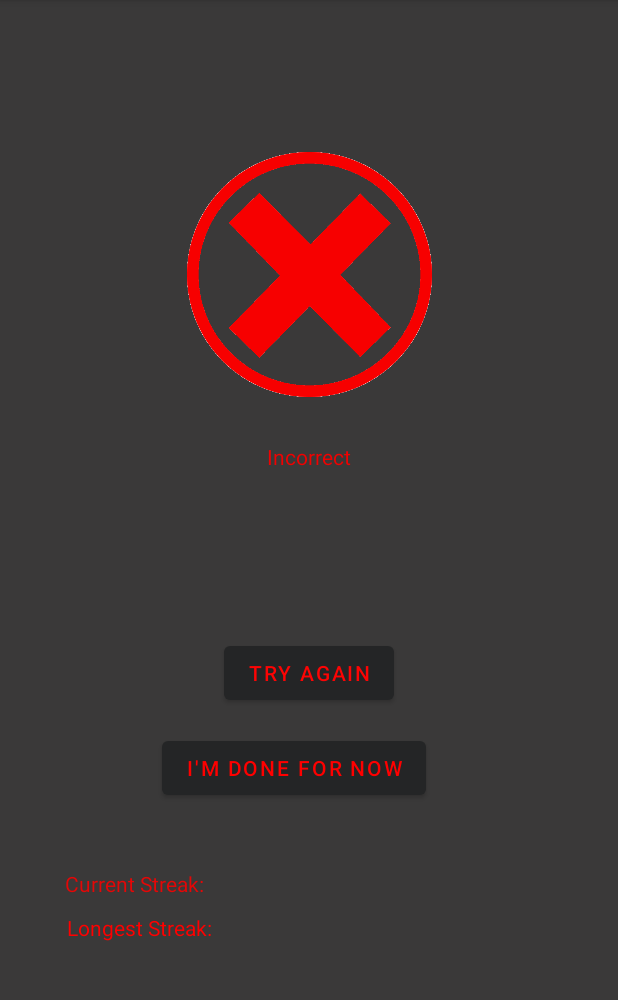
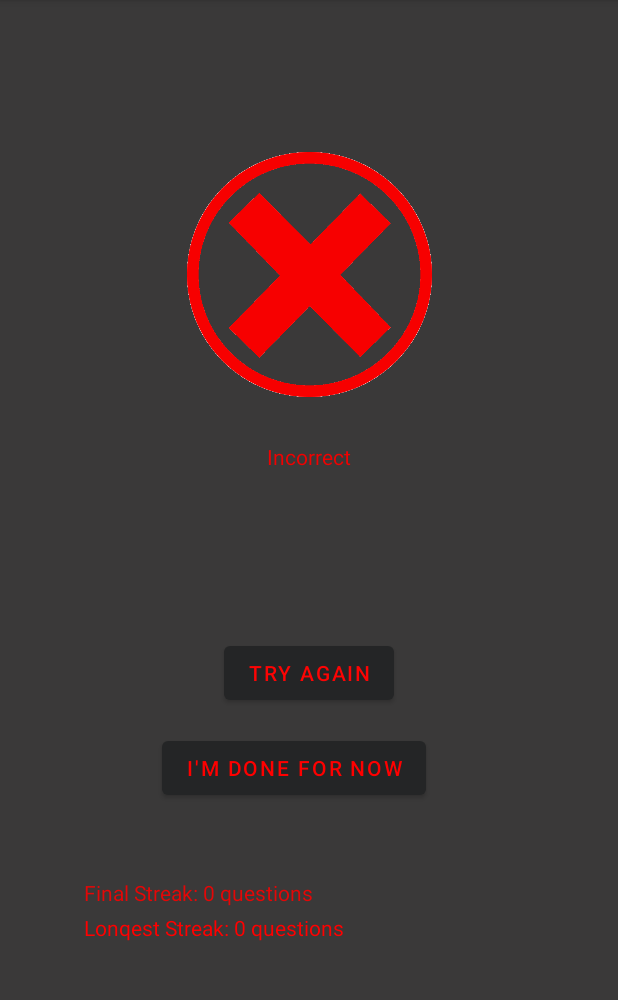
Before and after one commit to alliefitz22/357Project, an Android app: the WrongAnswerActivity screen opened directly, with no data from a screen before it, on a phone screen of 412 x 824 dp, the part 84-1084 px from its top. Run offline under Robolectric (Android 15) with nearby library versions, the phone set to English and light mode, and no system bars.

Commit message:
Set up streaks using shared preferences. They should work and be updated for all screens. Highest streak persists even when app closes.

```diff
--- a/app/src/main/java/com/example/a357project/WrongAnswerActivity.kt
+++ b/app/src/main/java/com/example/a357project/WrongAnswerActivity.kt
@@ -1,6 +1,7 @@
 package com.example.a357project
 
 import android.content.Intent
+import android.content.SharedPreferences
 import androidx.appcompat.app.AppCompatActivity
 import android.os.Bundle
 import android.widget.Button
@@ -10,19 +11,30 @@ class WrongAnswerActivity : AppCompatActivity() {
     override fun onCreate(savedInstanceState: Bundle?) {
         super.onCreate(savedInstanceState)
         setContentView(R.layout.activity_wrong_answer)
+        val sPref = applicationContext.getSharedPreferences("MyPref", 0)
+        val editor: SharedPreferences.Editor = sPref.edit()
         val tryAgainButton = findViewById<Button>(R.id.tryAgainButton)
         val stopButton = findViewById<Button>(R.id.wHome)
-        val currentStreak = findViewById<TextView>(R.id.wcurrentStreak)
+        val finalStreak = findViewById<TextView>(R.id.wcurrentStreak)
         val longestStreak = findViewById<TextView>(R.id.wLongestStreak)
+
+        var finalStreakSaved = sPref.getInt("currentStreak", 0)
+        var longestStreakSaved = sPref.getInt("maxStreak", 0)
+        finalStreak.text = "Final Streak: $finalStreakSaved questions"
+        longestStreak.text = "Lonqest Streak: $longestStreakSaved questions"
 
         tryAgainButton.setOnClickListener {
             finish()
+            editor.putInt("currentStreak", 0)
+            editor.apply()
             val i = Intent(this, QuestionActivity::class.java)
             startActivity(i)
             //Also add code to reset streak
         }
         stopButton.setOnClickListener {
             finish()
+            editor.putInt("currentStreak", 0)
+            editor.apply()
             //Add code to reset streak
             val i = Intent(this, MainActivity::class.java )
             startActivity(i)
--- a/app/src/main/res/layout/activity_wrong_answer.xml
+++ b/app/src/main/res/layout/activity_wrong_answer.xml
@@ -65,26 +65,21 @@
         android:id="@+id/wcurrentStreak"
         android:layout_width="wrap_content"
         android:layout_height="wrap_content"
-        android:layout_marginStart="20dp"
-        android:layout_marginEnd="253dp"
-        android:layout_marginBottom="10dp"
-        android:text="Current Streak:"
+        android:layout_marginStart="56dp"
+        android:layout_marginBottom="4dp"
+        android:text="Final Streak:"
         android:textColor="#E40707"
         app:layout_constraintBottom_toTopOf="@+id/wLongestStreak"
-        app:layout_constraintEnd_toEndOf="parent"
         app:layout_constraintStart_toStartOf="parent" />
 
     <TextView
         android:id="@+id/wLongestStreak"
         android:layout_width="wrap_content"
         android:layout_height="wrap_content"
-        android:layout_marginStart="20dp"
-        android:layout_marginEnd="249dp"
+        android:layout_marginStart="56dp"
         android:layout_marginBottom="140dp"
         android:text="Longest Streak:"
         android:textColor="#FF0000"
         app:layout_constraintBottom_toBottomOf="parent"
-        app:layout_constraintEnd_toEndOf="parent"
-        app:layout_constraintHorizontal_bias="0.533"
         app:layout_constraintStart_toStartOf="parent" />
 </androidx.constraintlayout.widget.ConstraintLayout>
```
Also changed, not shown: app/src/main/java/com/example/a357project/CorrectAnswerActivity.kt (+13 -0 lines), app/src/main/java/com/example/a357project/MainActivity.kt (+13 -1 lines), app/src/main/java/com/example/a357project/QuestionActivity.kt (+22 -0 lines), app/src/main/java/com/example/a357project/StatsActivity.kt (+10 -3 lines), app/src/main/res/layout/activity_correct_answer.xml (+2 -6 lines).
